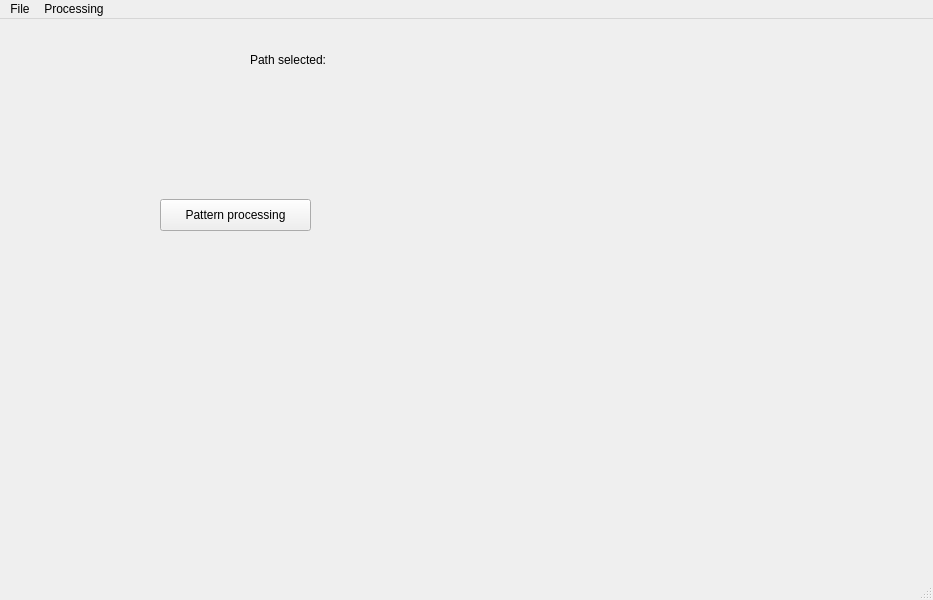
The window that ui/main_window.ui (EBSP-Indexer/EBSP-Indexer) describes before a commit, drawn with Qt 5.
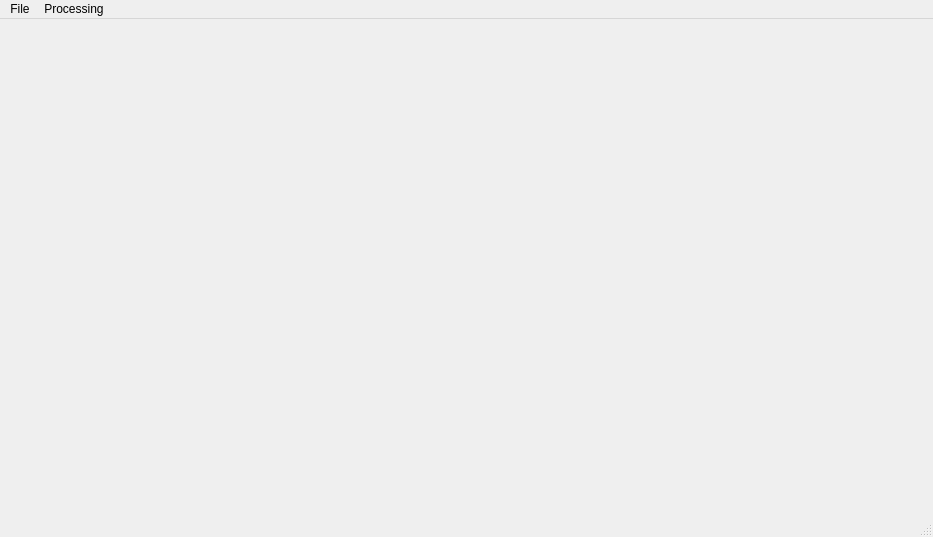
The same window after the commit.

Commit message: Redone pattern_processing dialog ui and functions

Patch:
```diff
--- a/ui/main_window.ui
+++ b/ui/main_window.ui
@@ -7,7 +7,7 @@
     <x>0</x>
     <y>0</y>
     <width>933</width>
-    <height>600</height>
+    <height>537</height>
    </rect>
   </property>
   <property name="windowTitle">
@@ -20,38 +20,7 @@
    <bool>false</bool>
   </property>
   <widget class="QWidget" name="centralwidget">
-   <widget class="QLabel" name="pathLabel">
-    <property name="geometry">
-     <rect>
-      <x>250</x>
-      <y>20</y>
-      <width>321</width>
-      <height>41</height>
-     </rect>
-    </property>
-    <property name="text">
-     <string>Path selected: </string>
-    </property>
-   </widget>
-   <widget class="QPushButton" name="Button_open_pattern_processing">
-    <property name="geometry">
-     <rect>
-      <x>160</x>
-      <y>180</y>
-      <width>151</width>
-      <height>32</height>
-     </rect>
-    </property>
-    <property name="sizePolicy">
-     <sizepolicy hsizetype="Preferred" vsizetype="Fixed">
-      <horstretch>0</horstretch>
-      <verstretch>0</verstretch>
-     </sizepolicy>
-    </property>
-    <property name="text">
-     <string>Pattern processing</string>
-    </property>
-   </widget>
+   <layout class="QGridLayout" name="gridLayout"/>
   </widget>
   <widget class="QMenuBar" name="menubar">
    <property name="geometry">
```
Left out of the diff: 4 changed lines with no effect on the pictures. The commit also changes 9 other files.
